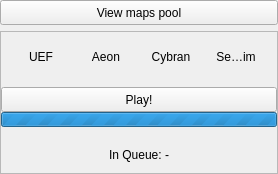
The window that res/games/automatchframe.ui (FAForever/client) describes before a commit, drawn with Qt 5.
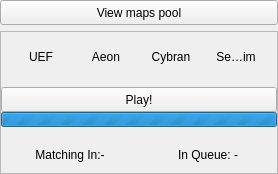
The same window after the commit.

```diff
--- a/res/games/automatchframe.ui
+++ b/res/games/automatchframe.ui
@@ -181,6 +181,16 @@
         <property name="bottomMargin">
          <number>0</number>
         </property>
+        <item>
+         <widget class="QLabel" name="labelMatchingIn">
+          <property name="text">
+           <string>Matching In:-</string>
+          </property>
+          <property name="alignment">
+           <set>Qt::AlignCenter</set>
+          </property>
+         </widget>
+        </item>
         <item>
          <widget class="QLabel" name="labelInQueue">
           <property name="text">
```
